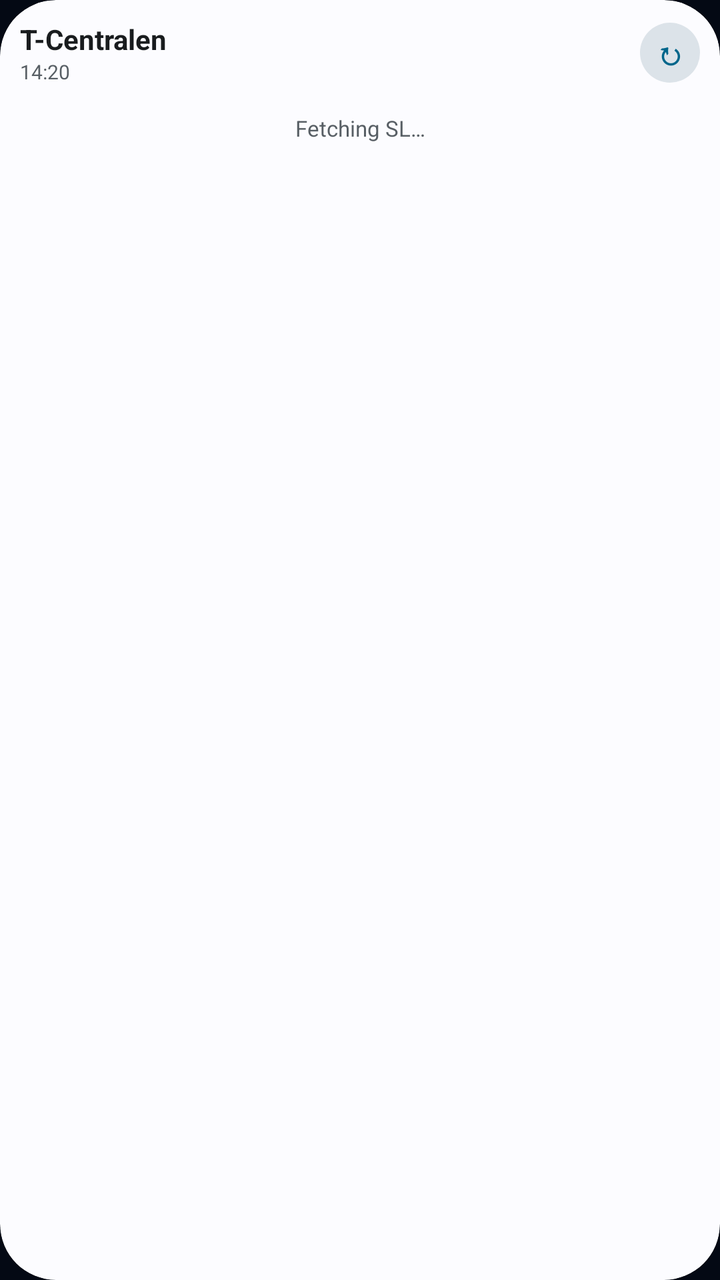
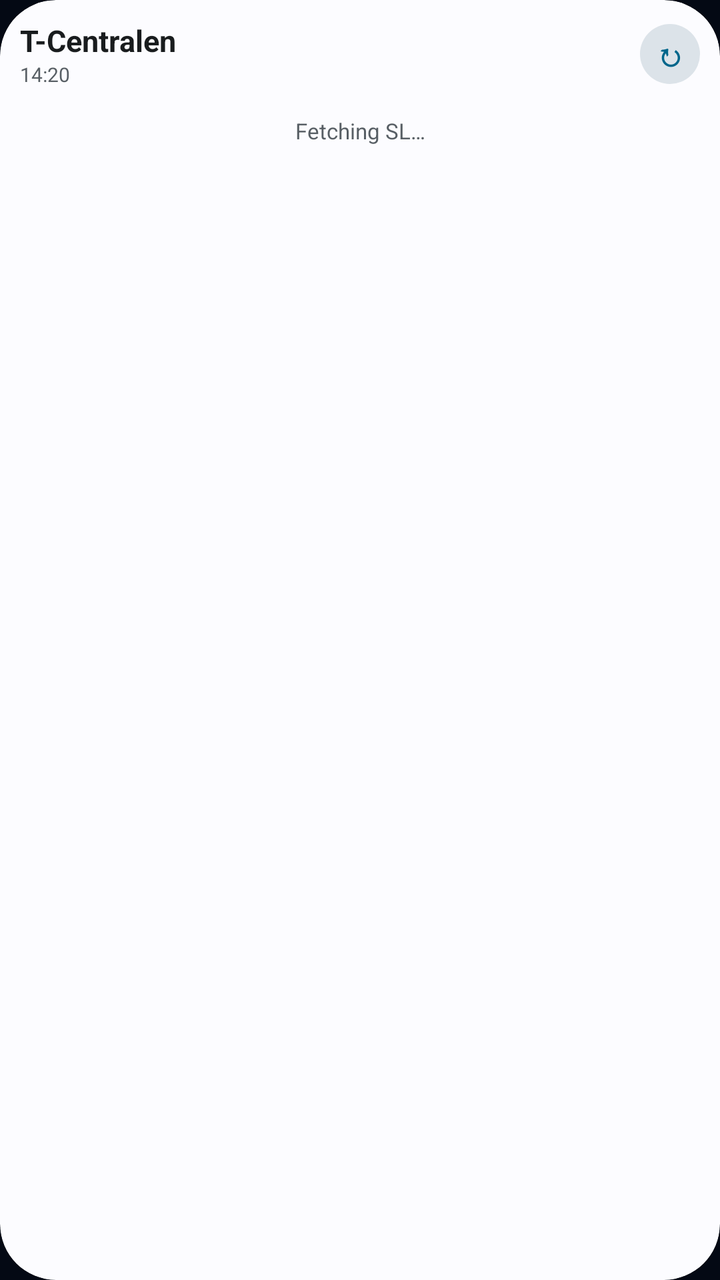

An Android layout rendered at two revisions. The XML below is the earlier revision; the diff shows what the commit changed to produce the second picture.
<!-- AndroidManifest.xml: application theme Theme.TRadar -->
<!-- res/layout/widget_board.xml -->
<?xml version="1.0" encoding="utf-8"?>
<FrameLayout xmlns:android="http://schemas.android.com/apk/res/android"
    android:id="@android:id/background"
    android:layout_width="match_parent"
    android:layout_height="match_parent"
    android:background="@drawable/widget_bg_outline"
    android:clipToOutline="true">

    <ImageView
        android:id="@+id/widget_bg_image"
        android:layout_width="match_parent"
        android:layout_height="match_parent"
        android:contentDescription="@null"
        android:scaleType="fitXY"
        android:src="@drawable/widget_bg_auto" />

    <LinearLayout
        android:layout_width="match_parent"
        android:layout_height="match_parent"
        android:orientation="vertical"
        android:padding="10dp">

        
        <LinearLayout
            android:layout_width="match_parent"
            android:layout_height="wrap_content"
            android:gravity="center_vertical"
            android:orientation="horizontal">

            <LinearLayout
                android:id="@+id/widget_header_tap"
                android:layout_width="0dp"
                android:layout_height="wrap_content"
                android:layout_weight="1"
                android:orientation="vertical"
                android:paddingEnd="8dp">

                <TextView
                    android:id="@+id/widget_station_name"
                    android:layout_width="match_parent"
                    android:layout_height="wrap_content"
                    android:ellipsize="end"
                    android:maxLines="1"
                    android:text="T-Centralen"
                    android:textColor="@color/widget_text_primary"
                    android:textSize="14sp"
                    android:textStyle="bold" />

                <TextView
                    android:id="@+id/widget_updated_at"
                    android:layout_width="match_parent"
                    android:layout_height="wrap_content"
                    android:ellipsize="end"
                    android:maxLines="1"
                    android:text="14:20"
                    android:textColor="@color/widget_text_secondary"
                    android:textSize="10sp" />
            </LinearLayout>

            <TextView
                android:id="@+id/widget_refresh_btn"
                android:layout_width="30dp"
                android:layout_height="30dp"
                android:background="@drawable/widget_btn_auto"
                android:gravity="center"
                android:text="↻"
                android:textColor="@color/widget_accent"
                android:textSize="16sp"
                android:textStyle="bold" />
        </LinearLayout>

        
        <LinearLayout
            android:id="@+id/widget_tabs_bar"
            android:layout_width="match_parent"
            android:layout_height="wrap_content"
            android:layout_marginTop="6dp"
            android:orientation="horizontal"
            android:visibility="gone">

            <TextView
                android:id="@+id/widget_tab_0"
                android:layout_width="0dp"
                android:layout_height="25dp"
                android:layout_marginEnd="4dp"
                android:layout_weight="1"
                android:background="@drawable/widget_tab_active_auto"
                android:ellipsize="end"
                android:gravity="center"
                android:maxLines="1"
                android:paddingStart="6dp"
                android:paddingEnd="6dp"
                android:text="Stop 1"
                android:textColor="@color/widget_tab_active_text"
                android:textSize="10sp"
                android:textStyle="bold"
                android:visibility="gone" />

            <TextView
                android:id="@+id/widget_tab_1"
                android:layout_width="0dp"
                android:layout_height="25dp"
                android:layout_marginEnd="4dp"
                android:layout_weight="1"
                android:background="@drawable/widget_tab_idle_auto"
                android:ellipsize="end"
                android:gravity="center"
                android:maxLines="1"
                android:paddingStart="6dp"
                android:paddingEnd="6dp"
                android:text="Stop 2"
                android:textColor="@color/widget_text_secondary"
                android:textSize="10sp"
                android:textStyle="bold"
                android:visibility="gone" />

            <TextView
                android:id="@+id/widget_tab_2"
                android:layout_width="0dp"
                android:layout_height="25dp"
                android:layout_weight="1"
                android:background="@drawable/widget_tab_idle_auto"
                android:ellipsize="end"
                android:gravity="center"
                android:maxLines="1"
                android:paddingStart="6dp"
                android:paddingEnd="6dp"
                android:text="Stop 3"
                android:textColor="@color/widget_text_secondary"
                android:textSize="10sp"
                android:textStyle="bold"
                android:visibility="gone" />
        </LinearLayout>

        <TextView
            android:id="@+id/widget_status_text"
            android:layout_width="match_parent"
            android:layout_height="wrap_content"
            android:layout_marginTop="8dp"
            android:gravity="center"
            android:padding="6dp"
            android:text="Fetching SL…"
            android:textColor="@color/widget_text_secondary"
            android:textSize="11sp"
            android:visibility="visible" />

        
        <FrameLayout
            android:id="@+id/widget_cat_empty"
            android:layout_width="match_parent"
            android:layout_height="0dp"
            android:layout_marginTop="6dp"
            android:layout_weight="1"
            android:visibility="gone">

            <ImageView
                android:id="@+id/widget_cat_bg"
                android:layout_width="match_parent"
                android:layout_height="match_parent"
                android:contentDescription="@null"
                android:scaleType="fitXY"
                android:src="@drawable/widget_row_auto" />

            <LinearLayout
                android:layout_width="match_parent"
                android:layout_height="match_parent"
                android:gravity="center"
                android:orientation="vertical"
                android:padding="6dp">

                <ViewFlipper
                    android:id="@+id/cat_flipper"
                    android:layout_width="match_parent"
                    android:layout_height="72dp"
                    android:autoStart="true"
                    android:flipInterval="650">

                    <ImageView
                        android:layout_width="match_parent"
                        android:layout_height="match_parent"
                        android:contentDescription="@null"
                        android:scaleType="fitCenter"
                        android:src="@drawable/cat_frame_0" />

                    <ImageView
                        android:layout_width="match_parent"
                        android:layout_height="match_parent"
                        android:contentDescription="@null"
                        android:scaleType="fitCenter"
                        android:src="@drawable/cat_frame_1" />

                    <ImageView
                        android:layout_width="match_parent"
                        android:layout_height="match_parent"
                        android:contentDescription="@null"
                        android:scaleType="fitCenter"
                        android:src="@drawable/cat_frame_2" />

                    <ImageView
                        android:layout_width="match_parent"
                        android:layout_height="match_parent"
                        android:contentDescription="@null"
                        android:scaleType="fitCenter"
                        android:src="@drawable/cat_frame_3" />
                </ViewFlipper>

                <TextView
                    android:id="@+id/widget_cat_caption"
                    android:layout_width="match_parent"
                    android:layout_height="wrap_content"
                    android:layout_marginTop="2dp"
                    android:gravity="center"
                    android:text="All buses left without you... poke ↻"
                    android:textColor="@color/widget_text_primary"
                    android:textSize="11sp"
                    android:textStyle="bold" />
            </LinearLayout>
        </FrameLayout>

        <LinearLayout
            android:id="@+id/widget_rows_container"
            android:layout_width="match_parent"
            android:layout_height="wrap_content"
            android:layout_marginTop="6dp"
            android:orientation="vertical">

        <RelativeLayout
            android:id="@+id/row_0"
            android:layout_width="match_parent"
            android:layout_height="wrap_content"
            android:layout_marginTop="0dp"
            android:visibility="gone">

            <ImageView
                android:id="@+id/row_0_bg"
                android:layout_width="0dp"
                android:layout_height="0dp"
                android:layout_alignStart="@id/row_0_content"
                android:layout_alignTop="@id/row_0_content"
                android:layout_alignEnd="@id/row_0_content"
                android:layout_alignBottom="@id/row_0_content"
                android:contentDescription="@null"
                android:scaleType="fitXY"
                android:src="@drawable/widget_row_auto" />

            <LinearLayout
                android:id="@+id/row_0_content"
                android:layout_width="match_parent"
                android:layout_height="wrap_content"
                android:gravity="center_vertical"
                android:orientation="horizontal"
                android:paddingStart="8dp"
                android:paddingTop="6dp"
                android:paddingEnd="10dp"
                android:paddingBottom="6dp">

                <TextView
                    android:id="@+id/row_0_badge"
                    android:layout_width="wrap_content"
                    android:layout_height="wrap_content"
                    android:background="@drawable/badge_red"
                    android:fontFamily="monospace"
                    android:gravity="center"
                    android:minWidth="32dp"
                    android:paddingStart="6dp"
                    android:paddingTop="3dp"
                    android:paddingEnd="6dp"
                    android:paddingBottom="3dp"
                    android:text="14"
                    android:textColor="#FFFFFF"
                    android:textSize="11sp"
                    android:textStyle="bold" />

                <LinearLayout
                    android:layout_width="0dp"
                    android:layout_height="wrap_content"
                    android:layout_marginStart="8dp"
                    android:layout_marginEnd="6dp"
                    android:layout_weight="1"
                    android:orientation="vertical">

                    <TextView
                        android:id="@+id/row_0_dest"
                        android:layout_width="match_parent"
                        android:layout_height="wrap_content"
                        android:ellipsize="end"
                        android:maxLines="1"
                        android:text="Mörby centrum"
                        android:textColor="@color/widget_text_primary"
                        android:textSize="13sp"
                        android:textStyle="bold" />

                    <TextView
                        android:id="@+id/row_0_sub"
                        android:layout_width="match_parent"
                        android:layout_height="wrap_content"
                        android:ellipsize="end"
                        android:fontFamily="monospace"
                        android:maxLines="1"
                        android:textColor="@color/widget_accent"
                        android:textSize="10sp"
                        android:visibility="gone" />
                </LinearLayout>

                <Chronometer
                    android:id="@+id/row_0_chrono"
                    android:layout_width="wrap_content"
                    android:layout_height="wrap_content"
                    android:fontFamily="monospace"
                    android:textColor="@color/widget_accent"
                    android:textSize="13sp"
                    android:textStyle="bold"
                    android:visibility="gone" />

                <TextView
                    android:id="@+id/row_0_eta"
                    android:layout_width="wrap_content"
                    android:layout_height="wrap_content"
                    android:fontFamily="monospace"
                    android:text="NOW"
                    android:textColor="@color/widget_accent"
                    android:textSize="13sp"
                    android:textStyle="bold"
                    android:visibility="gone" />
            </LinearLayout>
        </RelativeLayout>

        <RelativeLayout
            android:id="@+id/row_1"
            android:layout_width="match_parent"
            android:layout_height="wrap_content"
            android:layout_marginTop="4dp"
            android:visibility="gone">

            <ImageView
                android:id="@+id/row_1_bg"
                android:layout_width="0dp"
                android:layout_height="0dp"
                android:layout_alignStart="@id/row_1_content"
                android:layout_alignTop="@id/row_1_content"
                android:layout_alignEnd="@id/row_1_content"
                android:layout_alignBottom="@id/row_1_content"
                android:contentDescription="@null"
                android:scaleType="fitXY"
                android:src="@drawable/widget_row_auto" />

            <LinearLayout
                android:id="@+id/row_1_content"
                android:layout_width="match_parent"
                android:layout_height="wrap_content"
                android:gravity="center_vertical"
                android:orientation="horizontal"
                android:paddingStart="8dp"
                android:paddingTop="6dp"
                android:paddingEnd="10dp"
                android:paddingBottom="6dp">

                <TextView
                    android:id="@+id/row_1_badge"
                    android:layout_width="wrap_content"
                    android:layout_height="wrap_content"
                    android:background="@drawable/badge_red"
                    android:fontFamily="monospace"
                    android:gravity="center"
                    android:minWidth="32dp"
                    android:paddingStart="6dp"
                    android:paddingTop="3dp"
                    android:paddingEnd="6dp"
                    android:paddingBottom="3dp"
                    android:text="14"
                    android:textColor="#FFFFFF"
                    android:textSize="11sp"
                    android:textStyle="bold" />

                <LinearLayout
                    android:layout_width="0dp"
                    android:layout_height="wrap_content"
                    android:layout_marginStart="8dp"
                    android:layout_marginEnd="6dp"
                    android:layout_weight="1"
                    android:orientation="vertical">

                    <TextView
                        android:id="@+id/row_1_dest"
                        android:layout_width="match_parent"
                        android:layout_height="wrap_content"
                        android:ellipsize="end"
                        android:maxLines="1"
                        android:text="Mörby centrum"
                        android:textColor="@color/widget_text_primary"
                        android:textSize="13sp"
                        android:textStyle="bold" />

                    <TextView
                        android:id="@+id/row_1_sub"
                        android:layout_width="match_parent"
                        android:layout_height="wrap_content"
                        android:ellipsize="end"
                        android:fontFamily="monospace"
                        android:maxLines="1"
                        android:textColor="@color/widget_accent"
                        android:textSize="10sp"
                        android:visibility="gone" />
                </LinearLayout>

                <Chronometer
                    android:id="@+id/row_1_chrono"
                    android:layout_width="wrap_content"
                    android:layout_height="wrap_content"
                    android:fontFamily="monospace"
                    android:textColor="@color/widget_accent"
                    android:textSize="13sp"
                    android:textStyle="bold"
                    android:visibility="gone" />

                <TextView
                    android:id="@+id/row_1_eta"
                    android:layout_width="wrap_content"
                    android:layout_height="wrap_content"
                    android:fontFamily="monospace"
                    android:text="NOW"
                    android:textColor="@color/widget_accent"
                    android:textSize="13sp"
                    android:textStyle="bold"
                    android:visibility="gone" />
            </LinearLayout>
        </RelativeLayout>

        <RelativeLayout
            android:id="@+id/row_2"
            android:layout_width="match_parent"
            android:layout_height="wrap_content"
            android:layout_marginTop="4dp"
            android:visibility="gone">

            <ImageView
                android:id="@+id/row_2_bg"
                android:layout_width="0dp"
                android:layout_height="0dp"
                android:layout_alignStart="@id/row_2_content"
                android:layout_alignTop="@id/row_2_content"
                android:layout_alignEnd="@id/row_2_content"
                android:layout_alignBottom="@id/row_2_content"
                android:contentDescription="@null"
                android:scaleType="fitXY"
                android:src="@drawable/widget_row_auto" />

            <LinearLayout
                android:id="@+id/row_2_content"
                android:layout_width="match_parent"
                android:layout_height="wrap_content"
                android:gravity="center_vertical"
                android:orientation="horizontal"
                android:paddingStart="8dp"
                android:paddingTop="6dp"
                android:paddingEnd="10dp"
                android:paddingBottom="6dp">

                <TextView
                    android:id="@+id/row_2_badge"
                    android:layout_width="wrap_content"
                    android:layout_height="wrap_content"
                    android:background="@drawable/badge_red"
                    android:fontFamily="monospace"
                    android:gravity="center"
                    android:minWidth="32dp"
                    android:paddingStart="6dp"
                    android:paddingTop="3dp"
                    android:paddingEnd="6dp"
                    android:paddingBottom="3dp"
                    android:text="14"
                    android:textColor="#FFFFFF"
                    android:textSize="11sp"
                    android:textStyle="bold" />

                <LinearLayout
                    android:layout_width="0dp"
                    android:layout_height="wrap_content"
                    android:layout_marginStart="8dp"
                    android:layout_marginEnd="6dp"
                    android:layout_weight="1"
                    android:orientation="vertical">

                    <TextView
                        android:id="@+id/row_2_dest"
                        android:layout_width="match_parent"
                        android:layout_height="wrap_content"
                        android:ellipsize="end"
                        android:maxLines="1"
                        android:text="Mörby centrum"
                        android:textColor="@color/widget_text_primary"
                        android:textSize="13sp"
                        android:textStyle="bold" />

                    <TextView
                        android:id="@+id/row_2_sub"
                        android:layout_width="match_parent"
                        android:layout_height="wrap_content"
                        android:ellipsize="end"
                        android:fontFamily="monospace"
                        android:maxLines="1"
                        android:textColor="@color/widget_accent"
                        android:textSize="10sp"
                        android:visibility="gone" />
                </LinearLayout>

                <Chronometer
                    android:id="@+id/row_2_chrono"
                    android:layout_width="wrap_content"
                    android:layout_height="wrap_content"
                    android:fontFamily="monospace"
                    android:textColor="@color/widget_accent"
                    android:textSize="13sp"
                    android:textStyle="bold"
                    android:visibility="gone" />

                <TextView
                    android:id="@+id/row_2_eta"
                    android:layout_width="wrap_content"
                    android:layout_height="wrap_content"
                    android:fontFamily="monospace"
                    android:text="NOW"
                    android:textColor="@color/widget_accent"
                    android:textSize="13sp"
                    android:textStyle="bold"
                    android:visibility="gone" />
            </LinearLayout>
        </RelativeLayout>

        <RelativeLayout
            android:id="@+id/row_3"
            android:layout_width="match_parent"
            android:layout_height="wrap_content"
            android:layout_marginTop="4dp"
            android:visibility="gone">

            <ImageView
                android:id="@+id/row_3_bg"
                android:layout_width="0dp"
                android:layout_height="0dp"
                android:layout_alignStart="@id/row_3_content"
                android:layout_alignTop="@id/row_3_content"
                android:layout_alignEnd="@id/row_3_content"
                android:layout_alignBottom="@id/row_3_content"
                android:contentDescription="@null"
                android:scaleType="fitXY"
                android:src="@drawable/widget_row_auto" />

            <LinearLayout
                android:id="@+id/row_3_content"
                android:layout_width="match_parent"
                android:layout_height="wrap_content"
                android:gravity="center_vertical"
                android:orientation="horizontal"
                android:paddingStart="8dp"
                android:paddingTop="6dp"
                android:paddingEnd="10dp"
                android:paddingBottom="6dp">

                <TextView
                    android:id="@+id/row_3_badge"
                    android:layout_width="wrap_content"
                    android:layout_height="wrap_content"
                    android:background="@drawable/badge_red"
                    android:fontFamily="monospace"
                    android:gravity="center"
                    android:minWidth="32dp"
                    android:paddingStart="6dp"
                    android:paddingTop="3dp"
                    android:paddingEnd="6dp"
                    android:paddingBottom="3dp"
                    android:text="14"
                    android:textColor="#FFFFFF"
                    android:textSize="11sp"
                    android:textStyle="bold" />

                <LinearLayout
                    android:layout_width="0dp"
                    android:layout_height="wrap_content"
                    android:layout_marginStart="8dp"
                    android:layout_marginEnd="6dp"
                    android:layout_weight="1"
                    android:orientation="vertical">

                    <TextView
                        android:id="@+id/row_3_dest"
                        android:layout_width="match_parent"
                        android:layout_height="wrap_content"
                        android:ellipsize="end"
                        android:maxLines="1"
                        android:text="Mörby centrum"
                        android:textColor="@color/widget_text_primary"
                        android:textSize="13sp"
                        android:textStyle="bold" />

                    <TextView
                        android:id="@+id/row_3_sub"
                        android:layout_width="match_parent"
                        android:layout_height="wrap_content"
                        android:ellipsize="end"
                        android:fontFamily="monospace"
                        android:maxLines="1"
                        android:textColor="@color/widget_accent"
                        android:textSize="10sp"
                        android:visibility="gone" />
                </LinearLayout>

                <Chronometer
                    android:id="@+id/row_3_chrono"
                    android:layout_width="wrap_content"
                    android:layout_height="wrap_content"
                    android:fontFamily="monospace"
                    android:textColor="@color/widget_accent"
                    android:textSize="13sp"
                    android:textStyle="bold"
                    android:visibility="gone" />

                <TextView
                    android:id="@+id/row_3_eta"
                    android:layout_width="wrap_content"
                    android:layout_height="wrap_content"
                    android:fontFamily="monospace"
                    android:text="NOW"
                    android:textColor="@color/widget_accent"
                    android:textSize="13sp"
                    android:textStyle="bold"
                    android:visibility="gone" />
            </LinearLayout>
        </RelativeLayout>

        </LinearLayout>

    </LinearLayout>

</FrameLayout>
<!-- resources referenced by this layout -->
<resources>
  <color name="widget_accent">#0284C7</color>
  <color name="widget_tab_active_text">#FFFFFF</color>
  <color name="widget_text_primary">#0F172A</color>
  <color name="widget_text_secondary">#475569</color>
  <!-- drawable badge_red (drawable) -->
  <?xml version="1.0" encoding="utf-8"?>
  <shape xmlns:android="http://schemas.android.com/apk/res/android"
      android:shape="rectangle">
      <solid android:color="#E11D48" />
      <corners android:radius="8dp" />
  </shape>
  <!-- drawable cat_frame_0: png bitmap (drawable-nodpi, 35236 bytes) -->
  <!-- drawable cat_frame_1: png bitmap (drawable-nodpi, 34654 bytes) -->
  <!-- drawable cat_frame_2: png bitmap (drawable-nodpi, 38647 bytes) -->
  <!-- drawable cat_frame_3: png bitmap (drawable-nodpi, 39491 bytes) -->
  <!-- drawable widget_bg_auto (drawable) -->
  <?xml version="1.0" encoding="utf-8"?>
  <shape xmlns:android="http://schemas.android.com/apk/res/android"
      android:shape="rectangle">
      <solid android:color="@color/widget_surface" />
      <corners android:radius="@dimen/widget_bg_radius" />
  </shape>
  <!-- drawable widget_bg_outline (drawable) -->
  <?xml version="1.0" encoding="utf-8"?>
  <shape xmlns:android="http://schemas.android.com/apk/res/android"
      android:shape="rectangle">
      <solid android:color="#00000000" />
      <corners android:radius="@dimen/widget_bg_radius" />
  </shape>
  <!-- drawable widget_btn_auto (drawable) -->
  <?xml version="1.0" encoding="utf-8"?>
  <shape xmlns:android="http://schemas.android.com/apk/res/android"
      android:shape="oval">
      <solid android:color="@color/widget_tab_idle" />
  </shape>
  <!-- drawable widget_row_auto (drawable) -->
  <?xml version="1.0" encoding="utf-8"?>
  <shape xmlns:android="http://schemas.android.com/apk/res/android"
      android:shape="rectangle">
      <solid android:color="@color/widget_card" />
      <corners android:radius="@dimen/widget_inner_radius" />
  </shape>
  <!-- drawable widget_tab_active_auto (drawable) -->
  <?xml version="1.0" encoding="utf-8"?>
  <shape xmlns:android="http://schemas.android.com/apk/res/android"
      android:shape="rectangle">
      <solid android:color="@color/widget_tab_active" />
      <corners android:radius="999dp" />
  </shape>
  <!-- drawable widget_tab_idle_auto (drawable) -->
  <?xml version="1.0" encoding="utf-8"?>
  <shape xmlns:android="http://schemas.android.com/apk/res/android"
      android:shape="rectangle">
      <solid android:color="@color/widget_tab_idle" />
      <corners android:radius="999dp" />
  </shape>
  <style name="Theme.TRadar" parent="Theme.AppCompat.DayNight.NoActionBar">
          <item name="colorPrimary">@color/cyan_accent</item>
          <item name="colorPrimaryDark">@color/bg_dark</item>
          <item name="colorAccent">@color/cyan_accent</item>
          <item name="android:windowBackground">@color/bg_dark</item>
          <item name="android:statusBarColor">@color/bg_dark</item>
          <item name="android:navigationBarColor">@color/bg_dark</item>
      </style>
  <color name="widget_surface">#F8FAFC</color>
  <dimen name="widget_bg_radius">20dp</dimen>
  <color name="widget_tab_idle">#E2E8F0</color>
  <color name="widget_card">#E9EFF6</color>
  <dimen name="widget_inner_radius">12dp</dimen>
  <color name="widget_tab_active">#0284C7</color>
  <color name="cyan_accent">#29E6FF</color>
  <color name="bg_dark">#040914</color>
</resources>

<!-- the commit's change to res/layout/widget_board.xml (unified diff, before → after) -->
@@ -43,7 +43,7 @@
                     android:maxLines="1"
                     android:text="T-Centralen"
                     android:textColor="@color/widget_text_primary"
-                    android:textSize="14sp"
+                    android:textSize="15sp"
                     android:textStyle="bold" />
 
                 <TextView
